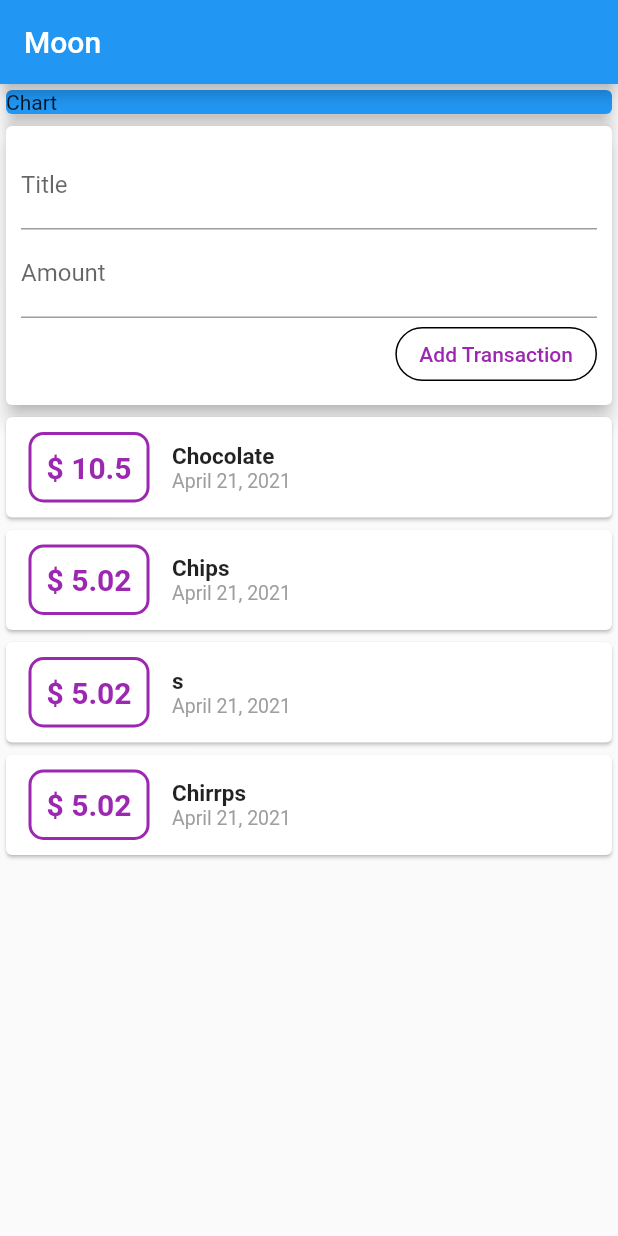
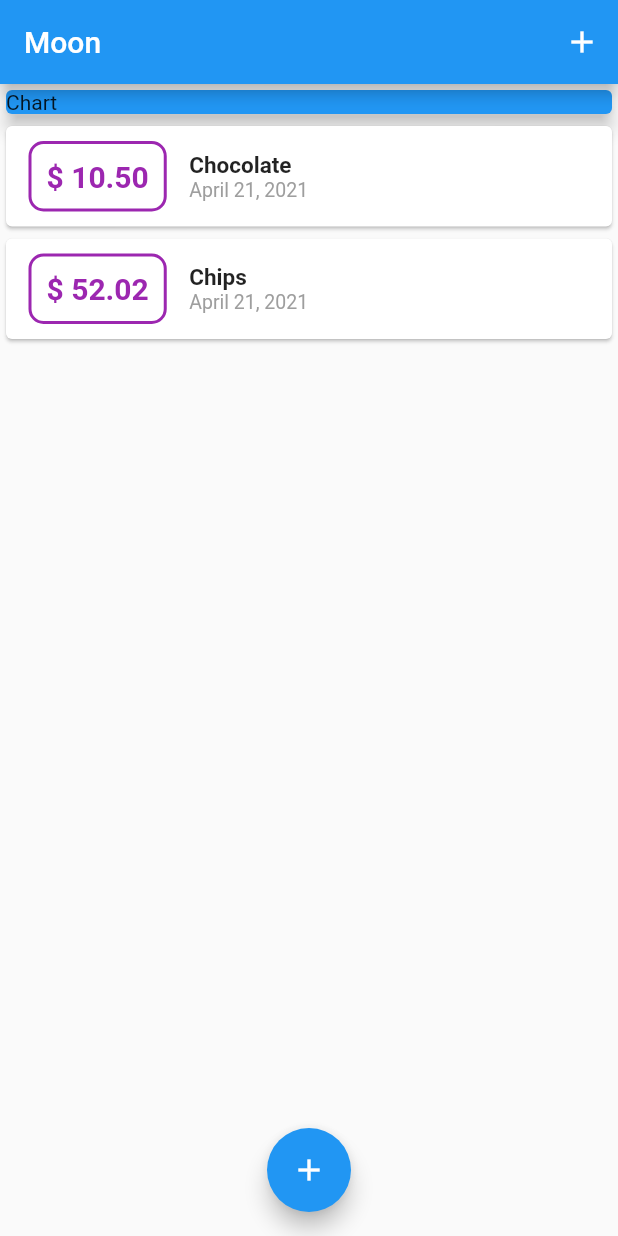
Before and after one commit to MohamedWSalah/ExpensesTracker-Flutter, a Flutter app: the screen it shows after launch, on a phone screen of 412 x 824 dp. Run offline on Flutter 3.47's test engine with Material 2 defaults, Android fonts, the phone set to English and light mode, and no system bars.

```diff
--- a/lib/main.dart
+++ b/lib/main.dart
@@ -1,6 +1,9 @@
+import 'package:expenses_tracker/widgets/new_transaction.dart';
+import 'package:expenses_tracker/widgets/transaction_list.dart';
 import 'package:flutter/material.dart';
 
-import './widgets/user_transactions.dart';
+import './models/transaction.dart';
+import './widgets/new_transaction.dart';
 
 void main() {
   runApp(MyApp());
@@ -16,18 +19,53 @@ class MyApp extends StatelessWidget {
   }
 }
 
-class MyHomePage extends StatelessWidget {
+class MyHomePage extends StatefulWidget {
   // String titleInput;
   // String amountInput;
 
-  final titleController = TextEditingController();
-  final amountController = TextEditingController();
+  @override
+  _MyHomePageState createState() => _MyHomePageState();
+}
+
+class _MyHomePageState extends State<MyHomePage> {
+  final List<Transaction> _userTransaction = [
+    Transaction(
+        id: '1', title: 'Chocolate', amount: 10.5, date: DateTime.now()),
+    Transaction(id: '2', title: 'Chips', amount: 52.02, date: DateTime.now()),
+  ];
+
+  void _addNewTransaction(String txTitle, double txAmount) {
+    final newTx = Transaction(
+        title: txTitle,
+        amount: txAmount,
+        date: DateTime.now(),
+        id: DateTime.now().toString());
+
+    setState(() {
+      _userTransaction.add(newTx);
+    });
+  }
+
+  void showNewTxWindow(BuildContext ctx) {
+    showModalBottomSheet(
+        context: ctx,
+        builder: (_) {
+          return SingleChildScrollView(
+            child: GestureDetector(
+              onTap: () {},
+              child: NewTransaction(_addNewTransaction),
+              behavior: HitTestBehavior.opaque,
+            ),
+          );
+        });
+  }
 
   @override
   Widget build(BuildContext context) {
     return Scaffold(
       appBar: AppBar(
         title: Text('Moon'),
+        actions: <Widget>[IconButton(icon: Icon(Icons.add), onPressed: () {})],
       ),
       body: SingleChildScrollView(
         child: Column(
@@ -37,9 +75,15 @@ class MyHomePage extends StatelessWidget {
               child: Container(width: double.infinity, child: Text('Chart')),
               elevation: 5,
             ),
-              UserTransactions()
+            TransactionList(_userTransaction)
           ],
         ),
-        ));
+      ),
+      floatingActionButtonLocation: FloatingActionButtonLocation.centerFloat,
+      floatingActionButton: FloatingActionButton(
+        child: Icon(Icons.add),
+        onPressed: () => showNewTxWindow(context),
+      ),
+    );
   }
 }
--- a/lib/widgets/transaction_list.dart
+++ b/lib/widgets/transaction_list.dart
@@ -30,7 +30,7 @@ class TransactionList extends StatelessWidget {
                       ),
                     ),
                     child: Text(
-                      '\$ ${transactions[index].amount.toString()}',
+                      '\$ ${transactions[index].amount.toStringAsFixed(2)}',
                       style: TextStyle(
                           fontWeight: FontWeight.bold,
                           fontSize: 20,
--- a/lib/widgets/user_transactions.dart
+++ /dev/null
@@ -1,42 +0,0 @@
-import 'package:flutter/material.dart';
-
-import '../models/transaction.dart';
-import 'new_transaction.dart';
-import 'transaction_list.dart';
-
-class UserTransactions extends StatefulWidget {
-  @override
-  _UserTransactionsState createState() => _UserTransactionsState();
-}
-
-class _UserTransactionsState extends State<UserTransactions> {
-  final List<Transaction> _userTransaction = [
-    Transaction(
-        id: '1', title: 'Chocolate', amount: 10.5, date: DateTime.now()),
-    Transaction(id: '2', title: 'Chips', amount: 5.02, date: DateTime.now()),
-    Transaction(id: '3', title: 's', amount: 5.02, date: DateTime.now()),
-    Transaction(id: '4', title: 'Chirrps', amount: 5.02, date: DateTime.now()),
-  ];
-
-  void _addNewTransaction(String txTitle, double txAmount) {
-    final newTx = Transaction(
-        title: txTitle,
-        amount: txAmount,
-        date: DateTime.now(),
-        id: DateTime.now().toString());
-
-    setState(() {
-      _userTransaction.add(newTx);
-    });
-  }
-
-  @override
-  Widget build(BuildContext context) {
-    return Column(
-      children: <Widget>[
-        NewTransaction(_addNewTransaction),
-        TransactionList(_userTransaction),
-      ],
-    );
-  }
-}
```
Also changed, not shown: lib/widgets/new_transaction.dart (+24 -13 lines). Lines whose indentation alone changed are shown as unchanged.
